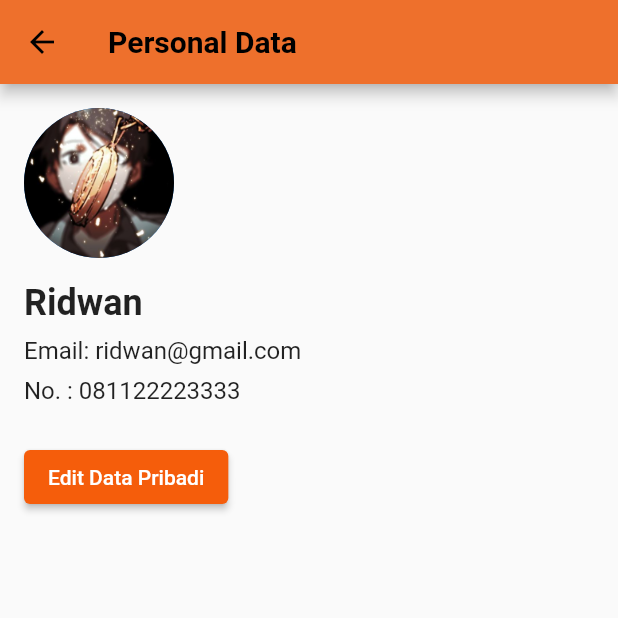
After one commit to ridalbb/PROKON_KEL9, a Flutter app: the PersonalDataPage screen opened directly, on a phone screen of 412 x 824 dp, the top half of it. The commit adds this screen. Run offline on Flutter 3.47's test engine with Material 2 defaults, Android fonts, the phone set to English and light mode, and no system bars; our stand-ins replace dropdown_search, im_stepper; missing offline and left inert: book_my_seat.

Commit message:
settings_and_personaldata

```diff
--- /dev/null
+++ b/lib/personaldatapage/personaldatapage.dart
@@ -0,0 +1,61 @@
+import 'package:flutter/material.dart';
+
+class PersonalDataPage extends StatelessWidget {
+  @override
+  Widget build(BuildContext context) {
+    return Scaffold(
+      appBar: AppBar(
+        title: const Text(
+          'Personal Data',
+          style: TextStyle(color: Colors.black, fontWeight: FontWeight.bold),
+        ),
+        backgroundColor:Color.fromARGB(255, 238, 112, 44),
+        iconTheme: IconThemeData(
+          color: Colors.black, // Set the return icon color to black
+        ),
+      ),
+      body: Padding(
+        padding: EdgeInsets.all(16.0),
+        child: Column(
+          crossAxisAlignment: CrossAxisAlignment.start,
+          children: [
+            CircleAvatar(
+              radius: 50,
+              backgroundImage: AssetImage('images/avatar.png'),
+            ),
+            SizedBox(height: 16.0),
+            Text(
+              'Ridwan',
+              style: TextStyle(
+                fontSize: 24.0,
+                fontWeight: FontWeight.bold,
+              ),
+            ),
+            SizedBox(height: 8.0),
+            Text(
+              'Email: ridwan@gmail.com',
+              style: TextStyle(fontSize: 16.0),
+            ),
+            SizedBox(height: 8.0),
+            Text(
+              'No. : 081122223333',
+              style: TextStyle(fontSize: 16.0),
+            ),
+            SizedBox(height: 24.0),
+            ElevatedButton(
+              onPressed: () {
+                // Edit Personal Data
+              },
+              child: Text('Edit Data Pribadi'),
+              style: ButtonStyle(
+                backgroundColor: MaterialStateProperty.all<Color>(
+                  Color.fromARGB(255, 245, 93, 11), // Set the button background color to orange
+                ),
+              ),
+            ),
+          ],
+        ),
+      ),
+    );
+  }
+}
```
Also changed, not shown: lib/profilepage/profile.dart (+11 -3 lines), lib/settingspage/settingspage.dart (added, +207 -0 lines).
